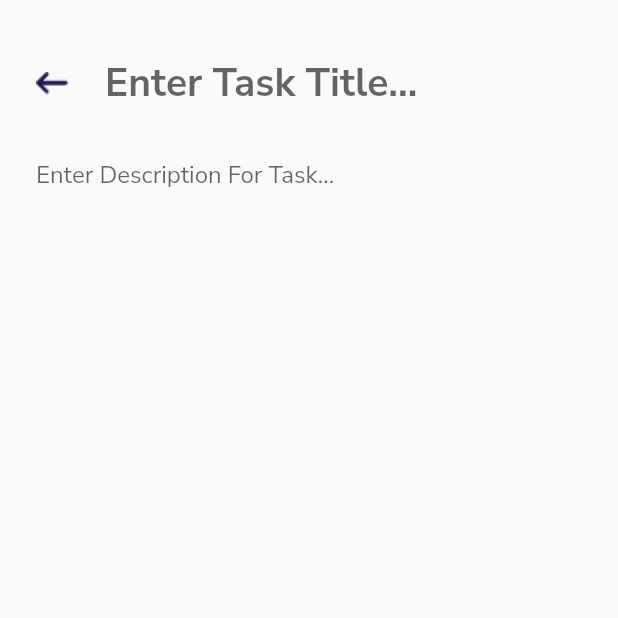
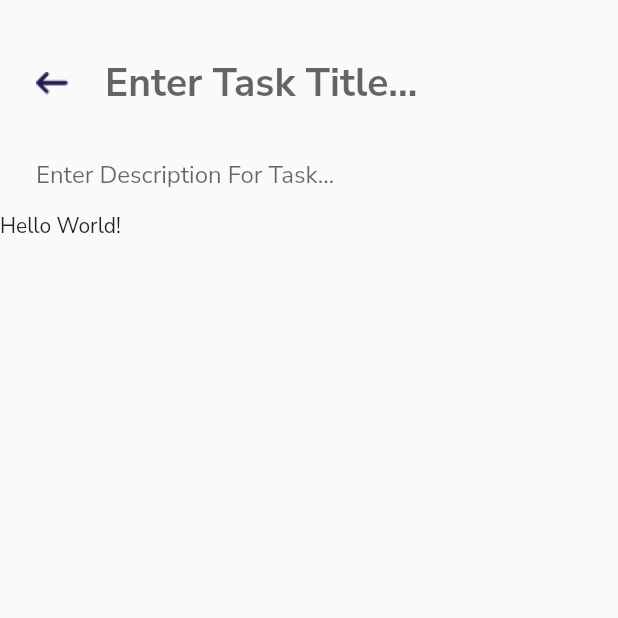
Before and after one commit to maneesha14w/flutter_todo_app, a Flutter app: the TaskPage screen opened directly, on a phone screen of 412 x 824 dp, the top half of it. Run offline on Flutter 3.47's test engine with Material 2 defaults, Android fonts, the phone set to English and light mode, and no system bars; our stand-ins replace google_fonts.

Commit message:
added new widget
+ just text for now

```diff
--- a/lib/screens/taskPage.dart
+++ b/lib/screens/taskPage.dart
@@ -1,4 +1,5 @@
 import 'package:flutter/material.dart';
+import 'package:flutter_todo_app/widgets.dart';
 
 class TaskPage extends StatefulWidget {
   @override
@@ -13,6 +14,7 @@ class _TaskPageState extends State<TaskPage> {
         child: Container(
           child: Center(
             child: Column(
+              crossAxisAlignment: CrossAxisAlignment.start,
               children: [
                 Padding(
                   padding: const EdgeInsets.only(top: 24.0, bottom: 6.0,),
@@ -53,7 +55,8 @@ class _TaskPageState extends State<TaskPage> {
                       horizontal: 24.0,
                     )
                   ),
-                )
+                ),
+                TodoWidget(),
               ],
             ),
           ),
--- a/lib/widgets.dart
+++ b/lib/widgets.dart
@@ -47,3 +47,14 @@ class TaskCardWidget extends StatelessWidget {
     );
   }
 }
+
+class TodoWidget extends StatelessWidget {
+  @override
+  Widget build(BuildContext context) {
+    return Container(
+      child: Text(
+        "Hello World!"
+      ),
+    );
+  }
+}
```
